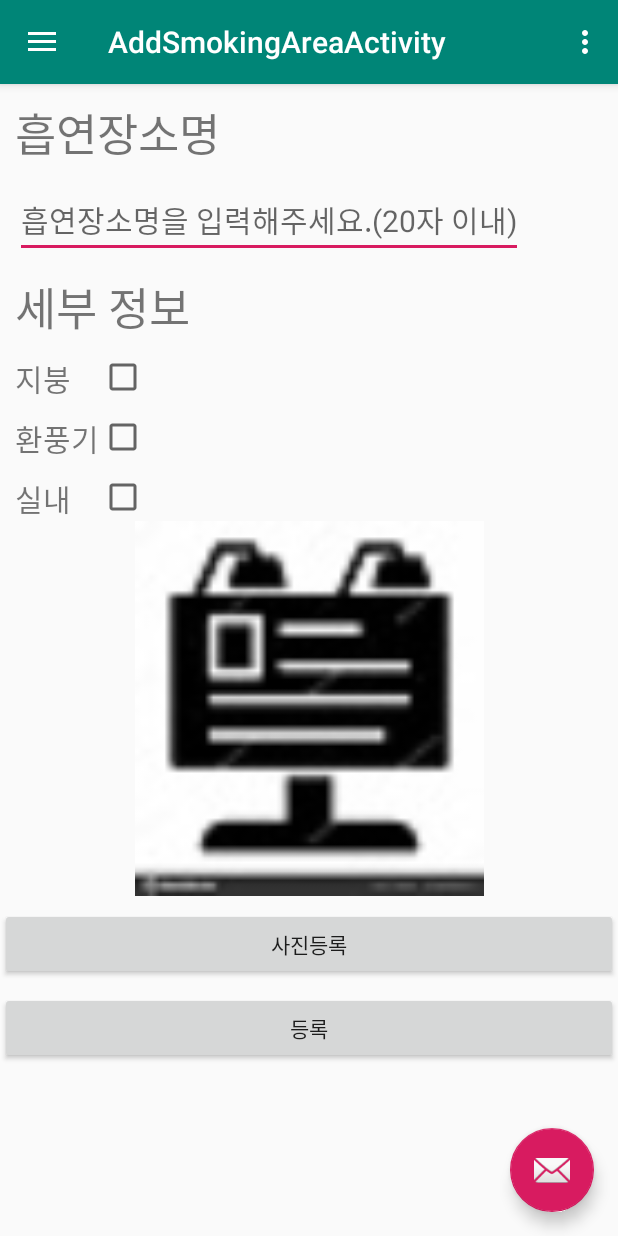
After one commit to Ssook/smokingzone, an Android app: the AddSmokingAreaActivity screen opened directly, with no data from a screen before it, on a phone screen of 412 x 824 dp. The commit adds this screen. Run offline under Robolectric (Android 15) with nearby library versions, the phone set to English and light mode, and no system bars.

Commit message:
흡연장소 추가 화면

```diff
--- a/app/src/main/AndroidManifest.xml
+++ b/app/src/main/AndroidManifest.xml
@@ -17,9 +17,13 @@
         android:supportsRtl="true"
         android:theme="@style/AppTheme">
         <activity
+            android:name=".AddSmokingAreaActivity"
+            android:label="@string/title_activity_add_smoking_area"
+            android:theme="@style/AppTheme.NoActionBar"></activity>
+        <activity
             android:name=".BoardActivity"
             android:label="@string/title_activity_board_acitivity"
-            android:theme="@style/AppTheme.NoActionBar"></activity>
+            android:theme="@style/AppTheme.NoActionBar" />
         <activity
             android:name=".MapActivity"
             android:label="@string/title_activity_map"
--- /dev/null
+++ b/app/src/main/java/com/example/zone/AddSmokingAreaActivity.java
@@ -0,0 +1,151 @@
+package com.example.zone;
+
+import android.content.Intent;
+import android.graphics.Bitmap;
+import android.graphics.BitmapFactory;
+import android.os.Bundle;
+
+import com.google.android.material.floatingactionbutton.FloatingActionButton;
+import com.google.android.material.snackbar.Snackbar;
+
+import android.provider.MediaStore;
+import android.view.View;
+
+import androidx.core.view.GravityCompat;
+import androidx.appcompat.app.ActionBarDrawerToggle;
+
+import android.view.MenuItem;
+
+import com.google.android.material.navigation.NavigationView;
+
+import androidx.drawerlayout.widget.DrawerLayout;
+
+import androidx.appcompat.app.AppCompatActivity;
+import androidx.appcompat.widget.Toolbar;
+
+import android.view.Menu;
+import android.widget.ImageView;
+
+import java.io.InputStream;
+
+import static com.example.zone.runtimePermissions.AppPermissionHelper.REQUEST_CODE;
+
+public class AddSmokingAreaActivity extends AppCompatActivity
+        implements NavigationView.OnNavigationItemSelectedListener {
+    ImageView imageView;
+
+    @Override
+    protected void onCreate(Bundle savedInstanceState) {
+        super.onCreate(savedInstanceState);
+        setContentView(R.layout.activity_add_smoking_area);
+        Toolbar toolbar = findViewById(R.id.toolbar);
+        setSupportActionBar(toolbar);
+        FloatingActionButton fab = findViewById(R.id.fab);
+        fab.setOnClickListener(new View.OnClickListener() {
+            @Override
+            public void onClick(View view) {
+                Snackbar.make(view, "Replace with your own action", Snackbar.LENGTH_LONG)
+                        .setAction("Action", null).show();
+            }
+        });
+        DrawerLayout drawer = findViewById(R.id.drawer_layout);
+        NavigationView navigationView = findViewById(R.id.nav_view);
+        ActionBarDrawerToggle toggle = new ActionBarDrawerToggle(
+                this, drawer, toolbar, R.string.navigation_drawer_open, R.string.navigation_drawer_close);
+        drawer.addDrawerListener(toggle);
+        toggle.syncState();
+        navigationView.setNavigationItemSelectedListener(this);
+
+        //이미지
+        imageView = (ImageView) findViewById(R.id.areaimage);
+
+    }
+
+    @Override
+    public void onBackPressed() {
+        DrawerLayout drawer = findViewById(R.id.drawer_layout);
+        if (drawer.isDrawerOpen(GravityCompat.START)) {
+            drawer.closeDrawer(GravityCompat.START);
+        } else {
+            super.onBackPressed();
+        }
+    }
+
+    @Override
+    public boolean onCreateOptionsMenu(Menu menu) {
+        // Inflate the menu; this adds items to the action bar if it is present.
+        getMenuInflater().inflate(R.menu.add_smoking_area, menu);
+        return true;
+    }
+
+    @Override
+    public boolean onOptionsItemSelected(MenuItem item) {
+        // Handle action bar item clicks here. The action bar will
+        // automatically handle clicks on the Home/Up button, so long
+        // as you specify a parent activity in AndroidManifest.xml.
+        int id = item.getItemId();
+
+        //noinspection SimplifiableIfStatement
+        if (id == R.id.action_settings) {
+            return true;
+        }
+
+        return super.onOptionsItemSelected(item);
+    }
+
+    @SuppressWarnings("StatementWithEmptyBody")
+    @Override
+    public boolean onNavigationItemSelected(MenuItem item) {
+        // Handle navigation view item clicks here.
+        int id = item.getItemId();
+
+        if (id == R.id.nav_home) {
+            // Handle the camera action
+        } else if (id == R.id.nav_gallery) {
+
+        } else if (id == R.id.nav_slideshow) {
+
+        } else if (id == R.id.nav_tools) {
+
+        } else if (id == R.id.nav_share) {
+
+        } else if (id == R.id.nav_send) {
+
+        }
+
+        DrawerLayout drawer = findViewById(R.id.drawer_layout);
+        drawer.closeDrawer(GravityCompat.START);
+        return true;
+    }
+
+
+    public void addImage(View view) {
+        Intent intent = new Intent();
+        intent.setType("image/*");
+        intent.setAction(Intent.ACTION_GET_CONTENT);
+        startActivityForResult(intent, 1);
+
+    }
+
+    @Override
+    protected void onActivityResult(int requestCode, int resultCode, Intent data) {
+        // Check which request we're responding to
+        if (requestCode == 1) {
+            // Make sure the request was successful
+            if (resultCode == RESULT_OK) {
+                try {
+                    // 선택한 이미지에서 비트맵 생성
+                    InputStream in = getContentResolver().openInputStream(data.getData());
+                    Bitmap img = BitmapFactory.decodeStream(in);
+                    in.close();
+                    // 이미지 표시
+                     imageView.setImageBitmap(img);
+                } catch (Exception e) {
+                    e.printStackTrace();
+                }
+            }
+        }
+    }
+
+
+}
--- a/app/src/main/java/com/example/zone/MapActivity.java
+++ b/app/src/main/java/com/example/zone/MapActivity.java
@@ -82,8 +82,8 @@ public class MapActivity extends AppCompatActivity
             @Override
             public void onClick(View view) {
                 //길찾기 버튼 눌렀을 때
-                Snackbar.make(view, "Replace with your own action", Snackbar.LENGTH_LONG)
-                        .setAction("Action", null).show();
+                Intent intent = new Intent(MapActivity.this,AddSmokingAreaActivity.class);
+                startActivity(intent);
             }
         });
 
--- /dev/null
+++ b/app/src/main/res/layout/activity_add_smoking_area.xml
@@ -0,0 +1,25 @@
+<?xml version="1.0" encoding="utf-8"?>
+<androidx.drawerlayout.widget.DrawerLayout xmlns:android="http://schemas.android.com/apk/res/android"
+    xmlns:app="http://schemas.android.com/apk/res-auto"
+    xmlns:tools="http://schemas.android.com/tools"
+    android:id="@+id/drawer_layout"
+    android:layout_width="match_parent"
+    android:layout_height="match_parent"
+    android:fitsSystemWindows="true"
+    tools:openDrawer="start">
+
+    <include
+        layout="@layout/app_bar_add_smoking_area"
+        android:layout_width="match_parent"
+        android:layout_height="match_parent" />
+
+    <com.google.android.material.navigation.NavigationView
+        android:id="@+id/nav_view"
+        android:layout_width="wrap_content"
+        android:layout_height="match_parent"
+        android:layout_gravity="start"
+        android:fitsSystemWindows="true"
+        app:headerLayout="@layout/nav_header_map"
+        app:menu="@menu/activity_map_drawer" />
+
+</androidx.drawerlayout.widget.DrawerLayout>
--- /dev/null
+++ b/app/src/main/res/layout/app_bar_add_smoking_area.xml
@@ -0,0 +1,33 @@
+<?xml version="1.0" encoding="utf-8"?>
+<androidx.coordinatorlayout.widget.CoordinatorLayout xmlns:android="http://schemas.android.com/apk/res/android"
+    xmlns:app="http://schemas.android.com/apk/res-auto"
+    xmlns:tools="http://schemas.android.com/tools"
+    android:layout_width="match_parent"
+    android:layout_height="match_parent"
+    tools:context=".AddSmokingAreaActivity">
+
+    <com.google.android.material.appbar.AppBarLayout
+        android:layout_width="match_parent"
+        android:layout_height="wrap_content"
+        android:theme="@style/AppTheme.AppBarOverlay">
+
+        <androidx.appcompat.widget.Toolbar
+            android:id="@+id/toolbar"
+            android:layout_width="match_parent"
+            android:layout_height="?attr/actionBarSize"
+            android:background="?attr/colorPrimary"
+            app:popupTheme="@style/AppTheme.PopupOverlay" />
+
+    </com.google.android.material.appbar.AppBarLayout>
+
+    <include layout="@layout/content_add_smoking_area" />
+
+    <com.google.android.material.floatingactionbutton.FloatingActionButton
+        android:id="@+id/fab"
+        android:layout_width="wrap_content"
+        android:layout_height="wrap_content"
+        android:layout_gravity="bottom|end"
+        android:layout_margin="@dimen/fab_margin"
+        app:srcCompat="@android:drawable/ic_dialog_email" />
+
+</androidx.coordinatorlayout.widget.CoordinatorLayout>
--- /dev/null
+++ b/app/src/main/res/layout/content_add_smoking_area.xml
@@ -0,0 +1,137 @@
+<?xml version="1.0" encoding="utf-8"?>
+<androidx.constraintlayout.widget.ConstraintLayout xmlns:android="http://schemas.android.com/apk/res/android"
+    xmlns:app="http://schemas.android.com/apk/res-auto"
+    xmlns:tools="http://schemas.android.com/tools"
+    android:layout_width="match_parent"
+    android:layout_height="match_parent"
+    app:layout_behavior="@string/appbar_scrolling_view_behavior"
+    tools:context=".AddSmokingAreaActivity"
+    tools:showIn="@layout/app_bar_add_smoking_area">
+
+    <TextView
+        android:id="@+id/text1"
+        android:layout_width="wrap_content"
+        android:layout_height="wrap_content"
+        android:layout_marginLeft="10dp"
+        android:layout_marginTop="10dp"
+        android:text="흡연장소명"
+        android:textSize="30sp"
+        app:layout_constraintLeft_toLeftOf="parent"
+        app:layout_constraintTop_toTopOf="parent" />
+
+    <EditText
+        android:id="@+id/smokingareaname"
+        android:layout_width="wrap_content"
+        android:layout_height="wrap_content"
+        android:layout_marginLeft="10dp"
+        android:layout_marginTop="10dp"
+        android:hint="흡연장소명을 입력해주세요.(20자 이내)"
+        android:maxLength="20"
+        android:singleLine="true"
+        android:textIsSelectable="true"
+        android:textSize="20sp"
+        app:layout_constraintLeft_toLeftOf="parent"
+        app:layout_constraintTop_toBottomOf="@id/text1"
+        tools:ignore="MissingConstraints" />
+
+    <TextView
+        android:id="@+id/detail"
+        android:layout_width="wrap_content"
+        android:layout_height="wrap_content"
+        android:layout_marginLeft="10dp"
+        android:layout_marginTop="10dp"
+        android:text="세부 정보"
+        android:textSize="30sp"
+        app:layout_constraintLeft_toLeftOf="parent"
+        app:layout_constraintTop_toBottomOf="@id/smokingareaname" />
+
+    <TextView
+        android:id="@+id/loop"
+        android:layout_width="wrap_content"
+        android:layout_height="wrap_content"
+        android:layout_marginLeft="10dp"
+        android:layout_marginTop="10dp"
+        android:text="지붕    "
+        android:textSize="20sp"
+        app:layout_constraintLeft_toLeftOf="parent"
+        app:layout_constraintTop_toBottomOf="@id/detail" />
+
+    <CheckBox
+        android:id="@+id/checkloop"
+        android:layout_width="wrap_content"
+        android:layout_height="wrap_content"
+        android:layout_marginTop="8dp"
+        app:layout_constraintLeft_toRightOf="@+id/loop"
+        app:layout_constraintTop_toBottomOf="@id/detail" />
+
+    <TextView
+        android:id="@+id/aircondition"
+        android:layout_width="wrap_content"
+        android:layout_height="wrap_content"
+        android:layout_marginLeft="10dp"
+        android:layout_marginTop="10dp"
+        android:text="환풍기"
+        android:textSize="20sp"
+        app:layout_constraintLeft_toLeftOf="parent"
+        app:layout_constraintTop_toBottomOf="@id/loop" />
+
+    <CheckBox
+        android:id="@+id/checkaircondition"
+        android:layout_width="wrap_content"
+        android:layout_height="wrap_content"
+        android:layout_marginTop="8dp"
+        app:layout_constraintLeft_toRightOf="@+id/aircondition"
+        app:layout_constraintTop_toBottomOf="@id/loop" />
+
+    <TextView
+        android:id="@+id/inside"
+        android:layout_width="wrap_content"
+        android:layout_height="wrap_content"
+        android:layout_marginLeft="10dp"
+        android:layout_marginTop="10dp"
+        android:text="실내    "
+        android:textSize="20sp"
+        app:layout_constraintLeft_toLeftOf="parent"
+        app:layout_constraintTop_toBottomOf="@id/aircondition" />
+
+    <CheckBox
+        android:id="@+id/checkinside"
+        android:layout_width="wrap_content"
+        android:layout_height="wrap_content"
+        android:layout_marginTop="8dp"
+        app:layout_constraintLeft_toRightOf="@+id/inside"
+        app:layout_constraintTop_toBottomOf="@id/aircondition" />
+
+    <ImageView
+        android:id="@+id/areaimage"
+        android:layout_width="250dp"
+        android:layout_height="250dp"
+        android:adjustViewBounds="true"
+        android:maxWidth="500dp"
+        android:maxHeight="500dp"
+        android:onClick="addImage"
+        android:src="@drawable/boardicon"
+        app:layout_constraintLeft_toLeftOf="parent"
+        app:layout_constraintRight_toRightOf="parent"
+        app:layout_constraintTop_toBottomOf="@id/checkinside" />
+
+
+    <Button
+        android:id="@+id/btnaddphoto"
+        android:layout_width="match_parent"
+        android:layout_height="wrap_content"
+        android:layout_marginTop="8dp"
+        android:text="사진등록"
+        app:layout_constraintLeft_toRightOf="parent"
+        app:layout_constraintTop_toBottomOf="@id/areaimage" />
+
+    <Button
+        android:id="@+id/btnadd"
+        android:layout_width="match_parent"
+        android:layout_height="wrap_content"
+        android:layout_marginTop="8dp"
+        android:text="등록"
+        app:layout_constraintLeft_toRightOf="parent"
+        app:layout_constraintTop_toBottomOf="@id/btnaddphoto" />
+
+</androidx.constraintlayout.widget.ConstraintLayout>
--- /dev/null
+++ b/app/src/main/res/menu/add_smoking_area.xml
@@ -0,0 +1,9 @@
+<?xml version="1.0" encoding="utf-8"?>
+<menu xmlns:android="http://schemas.android.com/apk/res/android"
+    xmlns:app="http://schemas.android.com/apk/res-auto">
+    <item
+        android:id="@+id/action_settings"
+        android:orderInCategory="100"
+        android:title="@string/action_settings"
+        app:showAsAction="never" />
+</menu>
--- a/app/src/main/res/values/strings.xml
+++ b/app/src/main/res/values/strings.xml
@@ -16,4 +16,5 @@
     <string name="menu_send">Send</string>
     <string name="title_activity_map">MapActivity</string>
     <string name="title_activity_board_acitivity">BoardAcitivity</string>
+    <string name="title_activity_add_smoking_area">AddSmokingAreaActivity</string>
 </resources>
```
Also changed, not shown: app/src/main/res/layout/nav_header_add_smoking_area.xml (added, +36 -0 lines), app/src/main/res/menu/activity_add_smoking_area_drawer.xml (added, +38 -0 lines).
